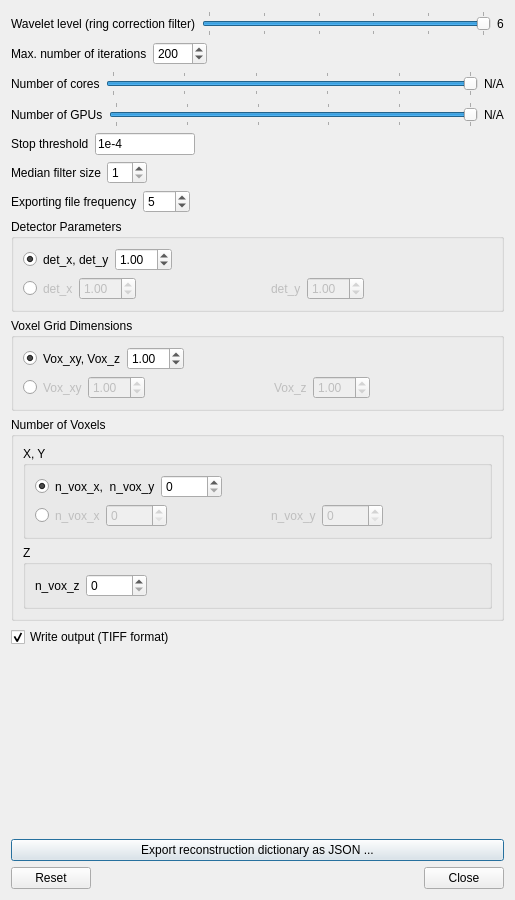
First picture: the form in src/pyMBIR_UI/ui/advanced_settings.ui, repository ornlneutronimaging/pyMBIR_UI, before the edit.
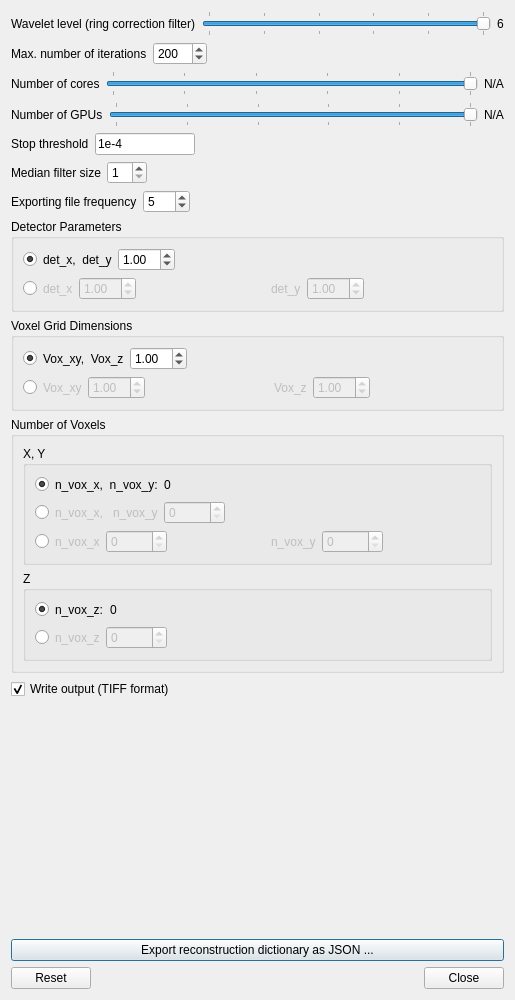
Second picture: the form after the edit.

Commit message: saving and reset of advanced features. this refs #77

Diff of the .ui file:
```diff
--- a/src/pyMBIR_UI/ui/advanced_settings.ui
+++ b/src/pyMBIR_UI/ui/advanced_settings.ui
@@ -10,19 +10,19 @@
     <x>0</x>
     <y>0</y>
     <width>515</width>
-    <height>900</height>
+    <height>1000</height>
    </rect>
   </property>
   <property name="minimumSize">
    <size>
     <width>500</width>
-    <height>900</height>
+    <height>1000</height>
    </size>
   </property>
   <property name="maximumSize">
    <size>
     <width>515</width>
-    <height>900</height>
+    <height>1000</height>
    </size>
   </property>
   <property name="windowTitle">
@@ -330,7 +330,7 @@
         <item>
          <widget class="QLabel" name="det_x_y_label">
           <property name="text">
-           <string>det_x, det_y</string>
+           <string>det_x,  det_y</string>
           </property>
          </widget>
         </item>
@@ -466,7 +466,7 @@
         <item>
          <widget class="QLabel" name="vox_xy_z_label">
           <property name="text">
-           <string>Vox_xy, Vox_z</string>
+           <string>Vox_xy,  Vox_z</string>
           </property>
          </widget>
         </item>
@@ -593,6 +593,47 @@
          <string>X, Y</string>
         </property>
         <layout class="QVBoxLayout" name="verticalLayout_5">
+         <item>
+          <layout class="QHBoxLayout" name="horizontalLayout_17">
+           <item>
+            <widget class="QRadioButton" name="n_vox_x_y_fixed_radioButton">
+             <property name="text">
+              <string/>
+             </property>
+             <property name="checked">
+              <bool>true</bool>
+             </property>
+            </widget>
+           </item>
+           <item>
+            <widget class="QLabel" name="n_vox_x_n_vox_y_fixed_label">
+             <property name="text">
+              <string>n_vox_x,  n_vox_y:</string>
+             </property>
+            </widget>
+           </item>
+           <item>
+            <widget class="QLabel" name="n_vox_x_n_vox_y_fixed_value">
+             <property name="text">
+              <string>0</string>
+             </property>
+            </widget>
+           </item>
+           <item>
+            <spacer name="horizontalSpacer_17">
+             <property name="orientation">
+              <enum>Qt::Horizontal</enum>
+             </property>
+             <property name="sizeHint" stdset="0">
+              <size>
+               <width>40</width>
+               <height>20</height>
+              </size>
+             </property>
+            </spacer>
+           </item>
+          </layout>
+         </item>
          <item>
           <layout class="QHBoxLayout" name="horizontalLayout_12">
            <item>
@@ -601,19 +642,25 @@
               <string/>
              </property>
              <property name="checked">
-              <bool>true</bool>
+              <bool>false</bool>
              </property>
             </widget>
            </item>
            <item>
-            <widget class="QLabel" name="n_vox_x_n_vox_y_label">
+            <widget class="QLabel" name="n_vox_x_n_vox_y_linked_label">
+             <property name="enabled">
+              <bool>false</bool>
+             </property>
              <property name="text">
-              <string>n_vox_x,  n_vox_y</string>
+              <string>n_vox_x,   n_vox_y</string>
              </property>
             </widget>
            </item>
            <item>
-            <widget class="QSpinBox" name="n_vox_x_n_vox_y_spinBox">
+            <widget class="QSpinBox" name="n_vox_x_n_vox_y_linked_spinBox">
+             <property name="enabled">
+              <bool>false</bool>
+             </property>
              <property name="maximum">
               <number>10000</number>
              </property>
@@ -719,36 +766,91 @@
         <property name="title">
          <string>Z</string>
         </property>
-        <layout class="QHBoxLayout" name="horizontalLayout_14">
+        <layout class="QVBoxLayout" name="verticalLayout_6">
          <item>
-          <widget class="QLabel" name="n_vox_z_label">
-           <property name="enabled">
-            <bool>true</bool>
-           </property>
-           <property name="text">
-            <string>n_vox_z</string>
-           </property>
-          </widget>
+          <layout class="QHBoxLayout" name="horizontalLayout_18">
+           <item>
+            <widget class="QRadioButton" name="n_vox_z_fixed_radioButton">
+             <property name="text">
+              <string/>
+             </property>
+             <property name="checked">
+              <bool>true</bool>
+             </property>
+            </widget>
+           </item>
+           <item>
+            <widget class="QLabel" name="n_vox_z_fixed_label">
+             <property name="text">
+              <string>n_vox_z:</string>
+             </property>
+            </widget>
+           </item>
+           <item>
+            <widget class="QLabel" name="n_vox_z_fixed_value">
+             <property name="text">
+              <string>0</string>
+             </property>
+            </widget>
+           </item>
+           <item>
+            <spacer name="horizontalSpacer_18">
+             <property name="orientation">
+              <enum>Qt::Horizontal</enum>
+             </property>
+             <property name="sizeHint" stdset="0">
+              <size>
+               <width>40</width>
+               <height>20</height>
+              </size>
+             </property>
+            </spacer>
+           </item>
+          </layout>
          </item>
          <item>
-          <widget class="QSpinBox" name="n_vox_z_spinBox">
-           <property name="maximum">
-            <number>10000</number>
-           </property>
-          </widget>
-         </item>
-         <item>
-          <spacer name="horizontalSpacer">
-           <property name="orientation">
-            <enum>Qt::Horizontal</enum>
-           </property>
-           <property name="sizeHint" stdset="0">
-            <size>
-             <width>40</width>
-             <height>20</height>
-            </size>
-           </property>
-          </spacer>
+          <layout class="QHBoxLayout" name="horizontalLayout_14">
+           <item>
+            <widget class="QRadioButton" name="n_vox_z_user_radioButton">
+             <property name="text">
+              <string/>
+             </property>
+            </widget>
+           </item>
+           <item>
+            <widget class="QLabel" name="n_vox_z_user_label">
+             <property name="enabled">
+              <bool>false</bool>
+             </property>
+             <property name="text">
+              <string>n_vox_z</string>
+             </property>
+            </widget>
+           </item>
+           <item>
+            <widget class="QSpinBox" name="n_vox_z_user_spinBox">
+             <property name="enabled">
+              <bool>false</bool>
+             </property>
+             <property name="maximum">
+              <number>10000</number>
+             </property>
+            </widget>
+           </item>
+           <item>
+            <spacer name="horizontalSpacer">
+             <property name="orientation">
+              <enum>Qt::Horizontal</enum>
+             </property>
+             <property name="sizeHint" stdset="0">
+              <size>
+               <width>40</width>
+               <height>20</height>
+              </size>
+             </property>
+            </spacer>
+           </item>
+          </layout>
          </item>
         </layout>
        </widget>
```
Left out of the diff: 99 changed lines with no effect on the pictures. The commit also changes 3 other files.
